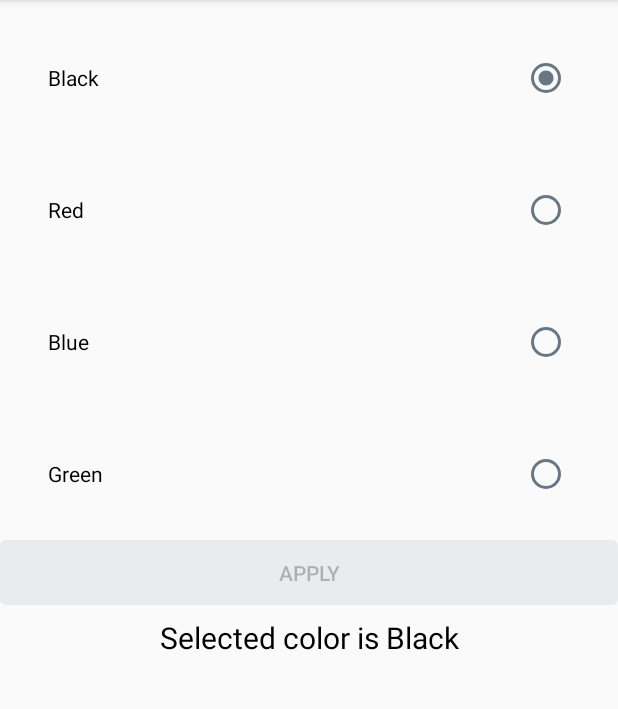
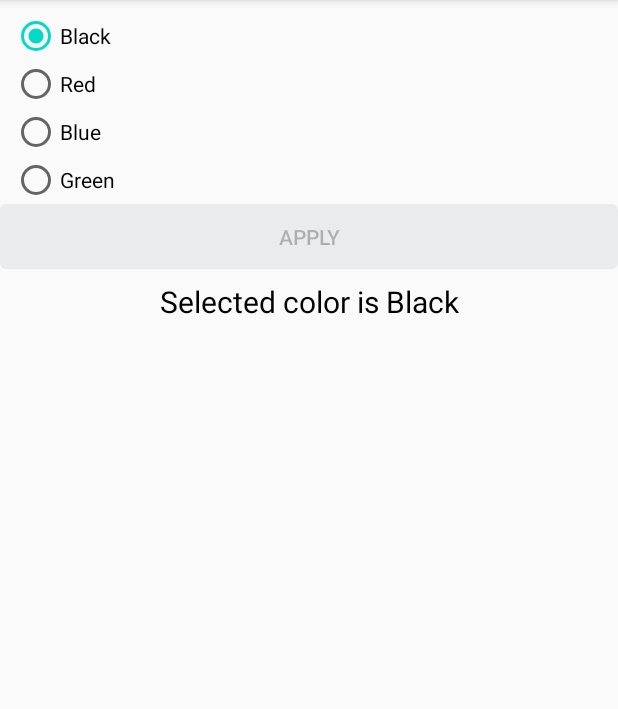
Before and after one commit to natalieytan/android-radio-button-experiment, an Android app: the fragment UnstyledRadioButtonFragment shown on its own in the app's theme, on a phone screen of 412 x 824 dp, the part 84-793 px from its top. Run offline under Robolectric (Android 15) with nearby library versions, the phone set to English and light mode, and no system bars.

Commit message:
Add unstyled Radio Button and rename others
- Add unstyled Radio Button
- Rename default radio button to Styled Radio Button
- Rename Styled Radio butotn to Drawable Radio Button

```diff
--- a/app/src/main/java/com/example/radiobuttonexperiment/ui/styleddefaultradiobutton/StyledDefaultRadioButtonViewModel.kt
+++ b/app/src/main/java/com/example/radiobuttonexperiment/ui/styledradiobutton/StyledRadioButtonViewModel.kt
@@ -1,12 +1,11 @@
-package com.example.radiobuttonexperiment.ui.styleddefaultradiobutton
+package com.example.radiobuttonexperiment.ui.styledradiobutton
 
 import androidx.lifecycle.LiveData
 import androidx.lifecycle.MutableLiveData
 import androidx.lifecycle.ViewModel
 import com.example.radiobuttonexperiment.models.Color
 
-class StyledDefaultRadioButtonViewModel : ViewModel() {
-
+class StyledRadioButtonViewModel : ViewModel() {
     private val _selectedColor = MutableLiveData<Color>().apply {
         value = Color.BLACK
     }
--- a/app/src/main/java/com/example/radiobuttonexperiment/ui/defaultradiobutton/DefaultRadioButtonFragment.kt
+++ b/app/src/main/java/com/example/radiobuttonexperiment/ui/unstyledradiobutton/UnstyledRadioButtonFragment.kt
@@ -1,4 +1,4 @@
-package com.example.radiobuttonexperiment.ui.defaultradiobutton
+package com.example.radiobuttonexperiment.ui.styledradiobutton
 
 import android.os.Bundle
 import android.view.LayoutInflater
@@ -11,42 +11,42 @@ import androidx.lifecycle.ViewModelProviders
 import com.example.radiobuttonexperiment.R
 import com.example.radiobuttonexperiment.models.Color
 import com.example.radiobuttonexperiment.models.resource
-import kotlinx.android.synthetic.main.fragment_default_radio_button.*
+import kotlinx.android.synthetic.main.fragment_styled_radio_button.*
 
-class DefaultRadioButtonFragment : Fragment() {
+class UnstyledRadioButtonFragment : Fragment() {
 
-    private lateinit var defaultRadioButtonViewModel: DefaultRadioButtonViewModel
+    private lateinit var unstyledRadioButtonViewModel: UnstyledRadioButtonViewModel
 
     override fun onCreateView(
         inflater: LayoutInflater,
         container: ViewGroup?,
         savedInstanceState: Bundle?
     ): View? {
-        defaultRadioButtonViewModel =
-            ViewModelProviders.of(this).get(DefaultRadioButtonViewModel::class.java)
-        return inflater.inflate(R.layout.fragment_default_radio_button, container, false)
+        unstyledRadioButtonViewModel =
+            ViewModelProviders.of(this).get(UnstyledRadioButtonViewModel::class.java)
+        return inflater.inflate(R.layout.fragment_unstyled_radio_button, container, false)
     }
 
     override fun onViewCreated(view: View, savedInstanceState: Bundle?) {
         super.onViewCreated(view, savedInstanceState)
         buttonApplyColor.isEnabled = false
-        radioGroupColors.check(getRadioButtonViewId(defaultRadioButtonViewModel.selectedColor.value!!));
+        radioGroupColors.check(getRadioButtonViewId(unstyledRadioButtonViewModel.selectedColor.value!!));
 
-        defaultRadioButtonViewModel.selectedColor.observe(viewLifecycleOwner, Observer {
-            textViewInfo.text = defaultRadioButtonViewModel.displayString()
+        unstyledRadioButtonViewModel.selectedColor.observe(viewLifecycleOwner, Observer {
+            textViewInfo.text = unstyledRadioButtonViewModel.displayString()
             textViewInfo.setTextColor(ContextCompat.getColor(requireContext(), it.resource))
         })
 
         radioGroupColors.setOnCheckedChangeListener { _, selectedRadio ->
             buttonApplyColor.isEnabled = when (getColor(selectedRadio)) {
-                defaultRadioButtonViewModel.selectedColor.value!! -> false
+                unstyledRadioButtonViewModel.selectedColor.value!! -> false
                 else -> true
             }
         }
 
         buttonApplyColor.setOnClickListener {
             val chosenColor = getColor(radioGroupColors.checkedRadioButtonId)
-            defaultRadioButtonViewModel.setSelectedColor(chosenColor)
+            unstyledRadioButtonViewModel.setSelectedColor(chosenColor)
             buttonApplyColor.isEnabled = false
         }
     }
--- a/app/src/main/java/com/example/radiobuttonexperiment/ui/defaultradiobutton/DefaultRadioButtonViewModel.kt
+++ b/app/src/main/java/com/example/radiobuttonexperiment/ui/unstyledradiobutton/UnstyledRadioButtonViewModel.kt
@@ -1,11 +1,11 @@
-package com.example.radiobuttonexperiment.ui.defaultradiobutton
+package com.example.radiobuttonexperiment.ui.styledradiobutton
 
 import androidx.lifecycle.LiveData
 import androidx.lifecycle.MutableLiveData
 import androidx.lifecycle.ViewModel
 import com.example.radiobuttonexperiment.models.Color
 
-class DefaultRadioButtonViewModel : ViewModel() {
+class UnstyledRadioButtonViewModel : ViewModel() {
     private val _selectedColor = MutableLiveData<Color>().apply {
         value = Color.BLACK
     }
--- a/app/src/main/res/layout/fragment_default_radio_button.xml
+++ b/app/src/main/res/layout/fragment_styled_radio_button.xml
@@ -4,7 +4,7 @@
     xmlns:tools="http://schemas.android.com/tools"
     android:layout_width="match_parent"
     android:layout_height="match_parent"
-    tools:context=".ui.defaultradiobutton.DefaultRadioButtonFragment">
+    tools:context=".ui.styledradiobutton.StyledRadioButtonFragment">
 
     <RadioGroup xmlns:android="http://schemas.android.com/apk/res/android"
         android:id="@+id/radioGroupColors"
@@ -21,28 +21,28 @@
             android:id="@+id/radioButtonBlack"
             android:layout_width="match_parent"
             android:layout_height="wrap_content"
-            style="@style/AppTheme.VanillaRadioButton"
+            style="@style/AppTheme.StyledRadioButton"
             android:text="@string/black" />
 
         <RadioButton
             android:id="@+id/radioButtonRed"
             android:layout_width="match_parent"
             android:layout_height="wrap_content"
-            style="@style/AppTheme.VanillaRadioButton"
+            style="@style/AppTheme.StyledRadioButton"
             android:text="@string/red" />
 
         <RadioButton
             android:id="@+id/radioButtonBlue"
             android:layout_width="match_parent"
             android:layout_height="wrap_content"
-            style="@style/AppTheme.VanillaRadioButton"
+            style="@style/AppTheme.StyledRadioButton"
             android:text="@string/blue" />
 
         <RadioButton
             android:id="@+id/radioButtonGreen"
             android:layout_width="match_parent"
             android:layout_height="wrap_content"
-            style="@style/AppTheme.VanillaRadioButton"
+            style="@style/AppTheme.StyledRadioButton"
             android:text="@string/green" />
     </RadioGroup>
 
--- /dev/null
+++ b/app/src/main/res/layout/fragment_unstyled_radio_button.xml
@@ -0,0 +1,66 @@
+<?xml version="1.0" encoding="utf-8"?>
+<androidx.constraintlayout.widget.ConstraintLayout xmlns:android="http://schemas.android.com/apk/res/android"
+    xmlns:app="http://schemas.android.com/apk/res-auto"
+    xmlns:tools="http://schemas.android.com/tools"
+    android:layout_width="match_parent"
+    android:layout_height="match_parent"
+    tools:context=".ui.styledradiobutton.UnstyledRadioButtonFragment">
+
+    <RadioGroup xmlns:android="http://schemas.android.com/apk/res/android"
+        android:id="@+id/radioGroupColors"
+        android:layout_width="match_parent"
+        android:layout_height="wrap_content"
+        android:layout_marginStart="8dp"
+        android:layout_marginTop="8dp"
+        android:layout_marginEnd="8dp"
+        android:orientation="vertical"
+        app:layout_constraintStart_toStartOf="parent"
+        app:layout_constraintTop_toTopOf="parent">
+
+        <RadioButton
+            android:id="@+id/radioButtonBlack"
+            android:layout_width="match_parent"
+            android:layout_height="wrap_content"
+            android:text="@string/black" />
+
+        <RadioButton
+            android:id="@+id/radioButtonRed"
+            android:layout_width="match_parent"
+            android:layout_height="wrap_content"
+            android:text="@string/red" />
+
+        <RadioButton
+            android:id="@+id/radioButtonBlue"
+            android:layout_width="match_parent"
+            android:layout_height="wrap_content"
+            android:text="@string/blue" />
+
+        <RadioButton
+            android:id="@+id/radioButtonGreen"
+            android:layout_width="match_parent"
+            android:layout_height="wrap_content"
+            android:text="@string/green" />
+    </RadioGroup>
+
+    <Button
+        android:id="@+id/buttonApplyColor"
+        style="@style/AppTheme.Button"
+        android:layout_width="match_parent"
+        android:layout_height="wrap_content"
+        android:text="@string/apply"
+        app:layout_constraintStart_toStartOf="@id/radioGroupColors"
+        app:layout_constraintTop_toBottomOf="@id/radioGroupColors" />
+
+    <TextView
+        android:id="@+id/textViewInfo"
+        android:layout_width="match_parent"
+        android:layout_height="wrap_content"
+        android:layout_marginStart="8dp"
+        android:layout_marginTop="8dp"
+        android:layout_marginEnd="8dp"
+        android:textAlignment="center"
+        android:textSize="20sp"
+        app:layout_constraintStart_toStartOf="@id/buttonApplyColor"
+        app:layout_constraintTop_toBottomOf="@id/buttonApplyColor"
+        tools:ignore="RtlCompat" />
+</androidx.constraintlayout.widget.ConstraintLayout>
--- a/app/src/main/res/values/strings.xml
+++ b/app/src/main/res/values/strings.xml
@@ -7,8 +7,9 @@
     <string name="nav_header_desc">Navigation header</string>
     <string name="action_settings">Settings</string>
 
-    <string name="menu_default_radio_button">Default Radio Button</string>
-    <string name="menu_styled_default_radio_button">Styled Default Radio Button</string>
+    <string name="menu_unstyled_radio_button">Unstyled Radio Button</string>
+    <string name="menu_styled_radio_button">Styled Radio Button</string>
+    <string name="menu_styled_drawable_radio_button">Drawable Radio Button</string>
     <string name="menu_custom_radio_button">Custom Radio Button</string>
     <string name="menu_custom_radio_group">Custom Radio Group</string>
 
```
Also changed, not shown: app/src/main/java/com/example/radiobuttonexperiment/MainActivity.kt (+13 -6 lines), app/src/main/java/com/example/radiobuttonexperiment/ui/drawableradiobutton/DrawableRadioButtonFragment.kt (renamed from app/src/main/java/com/example/radiobuttonexperiment/ui/styleddefaultradiobutton/StyledDefaultRadioButtonFragment.kt, +12 -12 lines), app/src/main/java/com/example/radiobuttonexperiment/ui/drawableradiobutton/DrawableRadioButtonViewModel.kt (added, +21 -0 lines), app/src/main/java/com/example/radiobuttonexperiment/ui/styledradiobutton/StyledRadioButtonFragment.kt (added, +68 -0 lines), app/src/main/res/drawable/ic_baseline_looks_five_24.xml (added, +10 -0 lines), app/src/main/res/layout/fragment_drawable_radio_button.xml (renamed from app/src/main/res/layout/fragment_styled_default_radio_button.xml, +5 -5 lines), app/src/main/res/menu/activity_main_drawer.xml (+12 -6 lines), app/src/main/res/navigation/mobile_navigation.xml (+15 -9 lines), app/src/main/res/values/styles.xml (+6 -15 lines).
